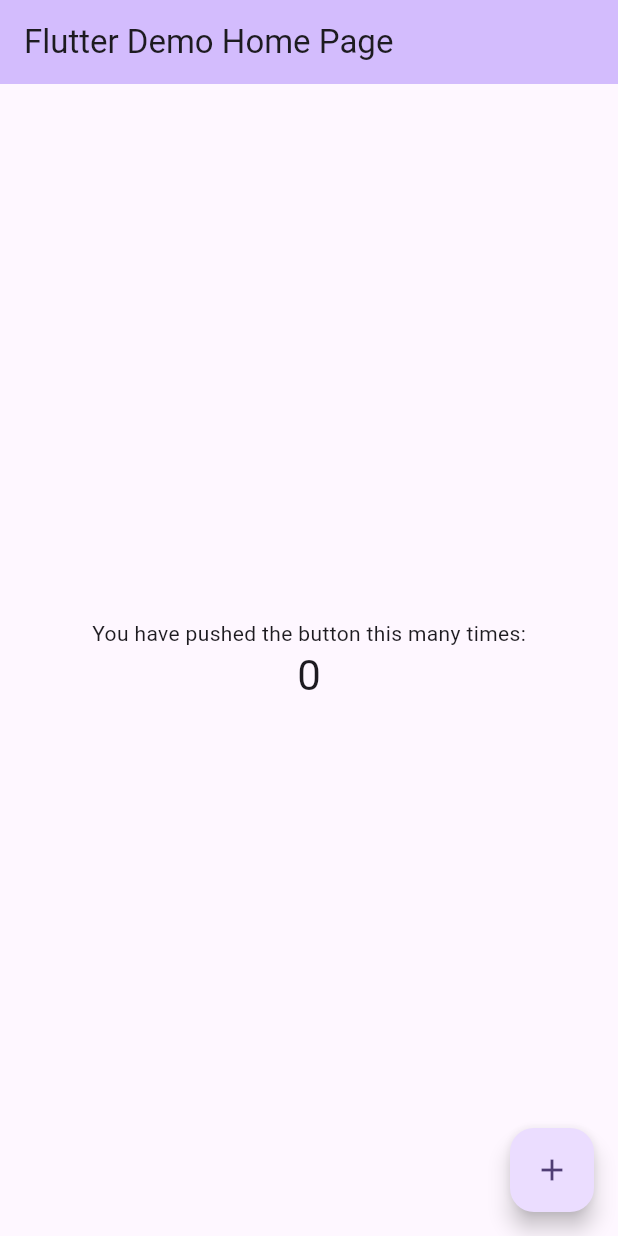
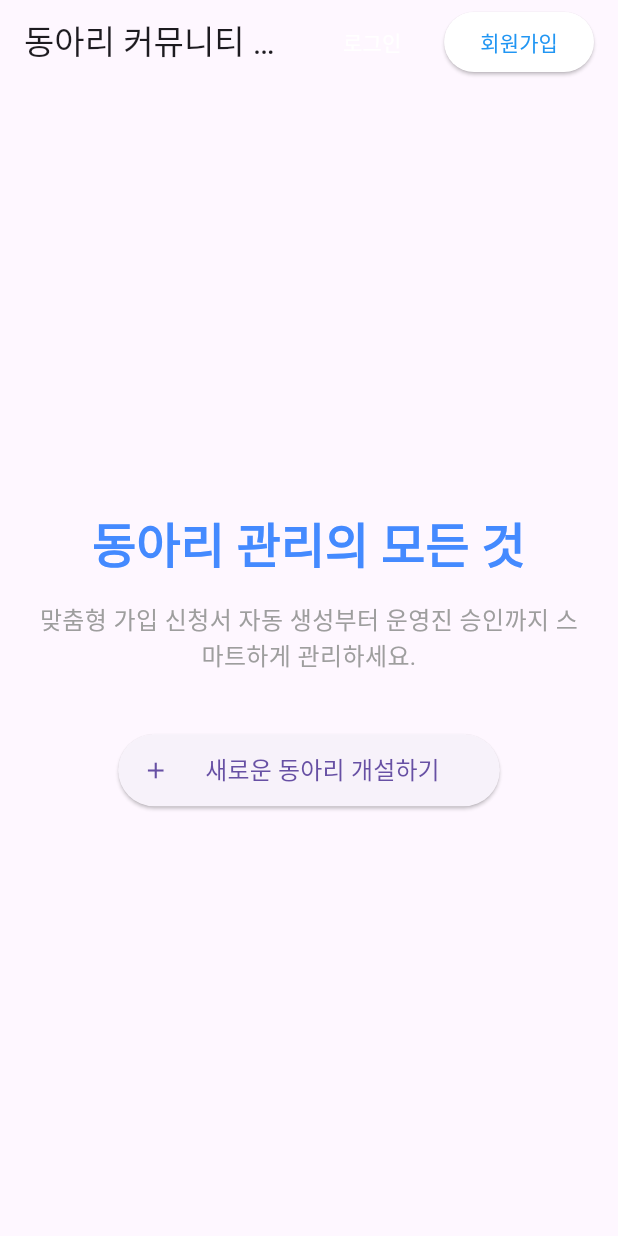
Before and after one commit to ksj20024/ClubCommunity, a Flutter app: the screen it shows after launch, on a phone screen of 412 x 824 dp. Run offline on Flutter 3.47's test engine with Material 3 defaults, Android fonts, the phone set to English and light mode, and no system bars.

Commit message:
임시 사이트 메인, 회원가입, 로그인 페이지 생성

```diff
--- /dev/null
+++ b/frontend/lib/features/main/screens/main_screen.dart
@@ -0,0 +1,66 @@
+import 'package:flutter/material.dart';
+
+class MainScreen extends StatelessWidget {
+  const MainScreen({super.key});
+
+  @override
+  Widget build(BuildContext context) {
+    return Scaffold(
+      appBar: AppBar(
+        title: const Text('동아리 커뮤니티 플랫폼'),
+        actions: [
+          TextButton(
+            onPressed: () => Navigator.pushNamed(context, '/login'),
+            child: const Text('로그인', style: TextStyle(color: Colors.white)),
+          ),
+          Padding(
+            padding: const EdgeInsets.symmetric(horizontal: 16.0),
+            child: ElevatedButton(
+              onPressed: () => Navigator.pushNamed(context, '/signup'),
+              style: ElevatedButton.styleFrom(backgroundColor: Colors.white),
+              child: const Text('회원가입', style: TextStyle(color: Colors.blue)),
+            ),
+          ),
+        ],
+      ),
+      body: Center(
+        child: Padding(
+          padding: const EdgeInsets.all(24.0),
+          child: Column(
+            mainAxisAlignment: MainAxisAlignment.center,
+            children: [
+              Text(
+                '동아리 관리의 모든 것',
+                style: Theme.of(context).textTheme.headlineLarge?.copyWith(
+                  fontWeight: FontWeight.bold,
+                  color: Colors.blueAccent,
+                ),
+                textAlign: TextAlign.center,
+              ),
+              const SizedBox(height: 16),
+              const Text(
+                '맞춤형 가입 신청서 자동 생성부터 운영진 승인까지 스마트하게 관리하세요.',
+                textAlign: TextAlign.center,
+                style: TextStyle(fontSize: 16, color: Colors.grey),
+              ),
+              const SizedBox(height: 40),
+              ElevatedButton.icon(
+                onPressed: () {
+                  // 동아리 생성 페이지 이동 로직 (추후 구현)
+                  ScaffoldMessenger.of(context).showSnackBar(
+                    const SnackBar(content: Text('동아리 생성 기능은 준비 중입니다.')),
+                  );
+                },
+                icon: const Icon(Icons.add),
+                label: const Padding(
+                  padding: EdgeInsets.symmetric(vertical: 12, horizontal: 16),
+                  child: Text('새로운 동아리 개설하기', style: TextStyle(fontSize: 16)),
+                ),
+              ),
+            ],
+          ),
+        ),
+      ),
+    );
+  }
+}
--- a/frontend/lib/main.dart
+++ b/frontend/lib/main.dart
@@ -1,122 +1,34 @@
 import 'package:flutter/material.dart';
+// 1. Flutter Web 전용 URL 전략 라이브러리 임포트
+import 'package:flutter_web_plugins/url_strategy.dart';
+
+import 'features/main/screens/main_screen.dart';
+import 'features/auth/screens/login_screen.dart';
+import 'features/auth/screens/signup_screen.dart';
 
 void main() {
+  // 2. runApp 호출 전에 URL 전략을 Path 방식으로 변경
+  usePathUrlStrategy();
   runApp(const MyApp());
 }
 
 class MyApp extends StatelessWidget {
   const MyApp({super.key});
 
-  // This widget is the root of your application.
   @override
   Widget build(BuildContext context) {
     return MaterialApp(
-      title: 'Flutter Demo',
+      title: '동아리 커뮤니티 플랫폼',
       theme: ThemeData(
-        // This is the theme of your application.
-        //
-        // TRY THIS: Try running your application with "flutter run". You'll see
-        // the application has a purple toolbar. Then, without quitting the app,
-        // try changing the seedColor in the colorScheme below to Colors.green
-        // and then invoke "hot reload" (save your changes or press the "hot
-        // reload" button in a Flutter-supported IDE, or press "r" if you used
-        // the command line to start the app).
-        //
-        // Notice that the counter didn't reset back to zero; the application
-        // state is not lost during the reload. To reset the state, use hot
-        // restart instead.
-        //
-        // This works for code too, not just values: Most code changes can be
-        // tested with just a hot reload.
-        colorScheme: .fromSeed(seedColor: Colors.deepPurple),
+        primarySwatch: Colors.blue,
+        useMaterial3: true,
       ),
-      home: const MyHomePage(title: 'Flutter Demo Home Page'),
+      initialRoute: '/',
+      routes: {
+        '/': (context) => const MainScreen(),
+        '/login': (context) => const LoginScreen(),
+        '/signup': (context) => const SignUpScreen(),
+      },
     );
   }
 }
-
-class MyHomePage extends StatefulWidget {
-  const MyHomePage({super.key, required this.title});
-
-  // This widget is the home page of your application. It is stateful, meaning
-  // that it has a State object (defined below) that contains fields that affect
-  // how it looks.
-
-  // This class is the configuration for the state. It holds the values (in this
-  // case the title) provided by the parent (in this case the App widget) and
-  // used by the build method of the State. Fields in a Widget subclass are
-  // always marked "final".
-
-  final String title;
-
-  @override
-  State<MyHomePage> createState() => _MyHomePageState();
-}
-
-class _MyHomePageState extends State<MyHomePage> {
-  int _counter = 0;
-
-  void _incrementCounter() {
-    setState(() {
-      // This call to setState tells the Flutter framework that something has
-      // changed in this State, which causes it to rerun the build method below
-      // so that the display can reflect the updated values. If we changed
-      // _counter without calling setState(), then the build method would not be
-      // called again, and so nothing would appear to happen.
-      _counter++;
-    });
-  }
-
-  @override
-  Widget build(BuildContext context) {
-    // This method is rerun every time setState is called, for instance as done
-    // by the _incrementCounter method above.
-    //
-    // The Flutter framework has been optimized to make rerunning build methods
-    // fast, so that you can just rebuild anything that needs updating rather
-    // than having to individually change instances of widgets.
-    return Scaffold(
-      appBar: AppBar(
-        // TRY THIS: Try changing the color here to a specific color (to
-        // Colors.amber, perhaps?) and trigger a hot reload to see the AppBar
-        // change color while the other colors stay the same.
-        backgroundColor: Theme.of(context).colorScheme.inversePrimary,
-        // Here we take the value from the MyHomePage object that was created by
-        // the App.build method, and use it to set our appbar title.
-        title: Text(widget.title),
-      ),
-      body: Center(
-        // Center is a layout widget. It takes a single child and positions it
-        // in the middle of the parent.
-        child: Column(
-          // Column is also a layout widget. It takes a list of children and
-          // arranges them vertically. By default, it sizes itself to fit its
-          // children horizontally, and tries to be as tall as its parent.
-          //
-          // Column has various properties to control how it sizes itself and
-          // how it positions its children. Here we use mainAxisAlignment to
-          // center the children vertically; the main axis here is the vertical
-          // axis because Columns are vertical (the cross axis would be
-          // horizontal).
-          //
-          // TRY THIS: Invoke "debug painting" (choose the "Toggle Debug Paint"
-          // action in the IDE, or press "p" in the console), to see the
-          // wireframe for each widget.
-          mainAxisAlignment: .center,
-          children: [
-            const Text('You have pushed the button this many times:'),
-            Text(
-              '$_counter',
-              style: Theme.of(context).textTheme.headlineMedium,
-            ),
-          ],
-        ),
-      ),
-      floatingActionButton: FloatingActionButton(
-        onPressed: _incrementCounter,
-        tooltip: 'Increment',
-        child: const Icon(Icons.add),
-      ),
-    );
-  }
-}
--- a/frontend/pubspec.yaml
+++ b/frontend/pubspec.yaml
@@ -30,10 +30,13 @@ environment:
 dependencies:
   flutter:
     sdk: flutter
+  flutter_web_plugins:
+    sdk: flutter
 
   # The following adds the Cupertino Icons font to your application.
   # Use with the CupertinoIcons class for iOS style icons.
   cupertino_icons: ^1.0.8
+  http: ^1.6.0
 
 dev_dependencies:
   flutter_test:
```
Also changed, not shown: frontend/lib/core/api/api_service.dart (added, +27 -0 lines), frontend/lib/core/utils/responsive_layout.dart (added, +26 -0 lines), frontend/lib/features/auth/screens/login_screen.dart (added, +90 -0 lines), frontend/lib/features/auth/screens/signup_screen.dart (added, +94 -0 lines), frontend/pubspec.lock, 5 other files.
